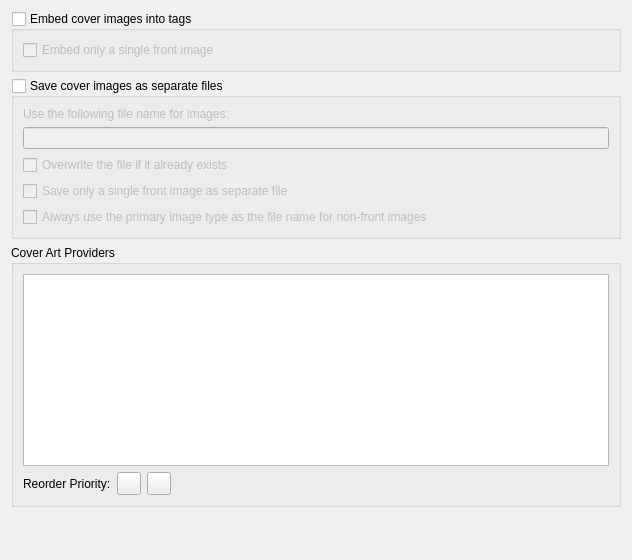
Before: the Qt Designer form ui/options_cover.ui in rpmzine/picard, drawn with Qt 5.
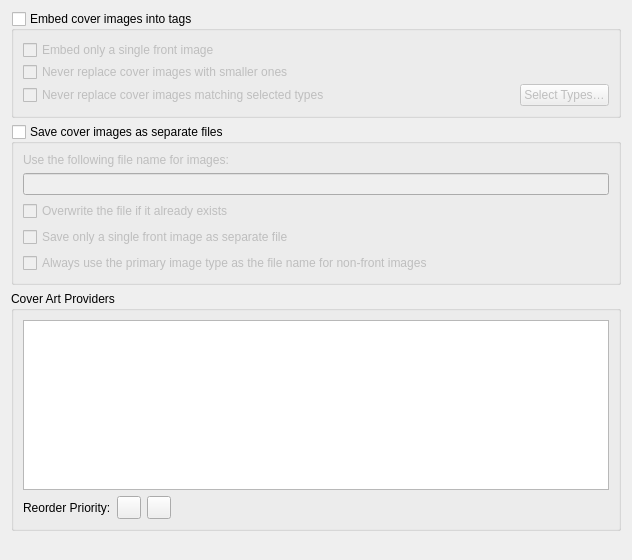
After: the same form once the commit is applied. Icons and pictures are not drawn.

Patch:
```diff
--- a/ui/options_cover.ui
+++ b/ui/options_cover.ui
@@ -45,6 +45,37 @@
         </property>
        </widget>
       </item>
+      <item>
+       <widget class="QCheckBox" name="cb_dont_replace_with_smaller">
+        <property name="text">
+         <string>Never replace cover images with smaller ones</string>
+        </property>
+       </widget>
+      </item>
+      <item>
+       <layout class="QHBoxLayout" name="never_replace_types_layout">
+        <item>
+         <widget class="QCheckBox" name="cb_never_replace_types">
+          <property name="text">
+           <string>Never replace cover images matching selected types</string>
+          </property>
+         </widget>
+        </item>
+        <item>
+         <widget class="QPushButton" name="select_types_button">
+          <property name="sizePolicy">
+           <sizepolicy hsizetype="Fixed" vsizetype="Fixed">
+            <horstretch>0</horstretch>
+            <verstretch>0</verstretch>
+           </sizepolicy>
+          </property>
+          <property name="text">
+           <string>Select Types…</string>
+          </property>
+         </widget>
+        </item>
+       </layout>
+      </item>
      </layout>
     </widget>
    </item>
```
Left out of the diff: 6 changed lines with no effect on the pictures.
